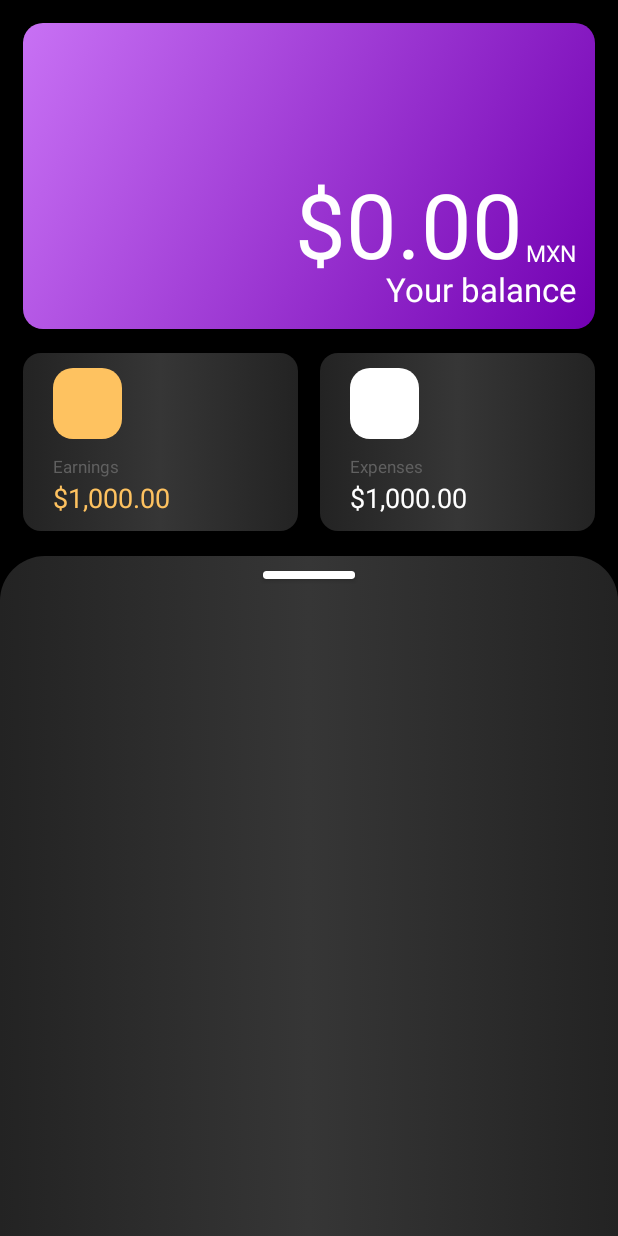
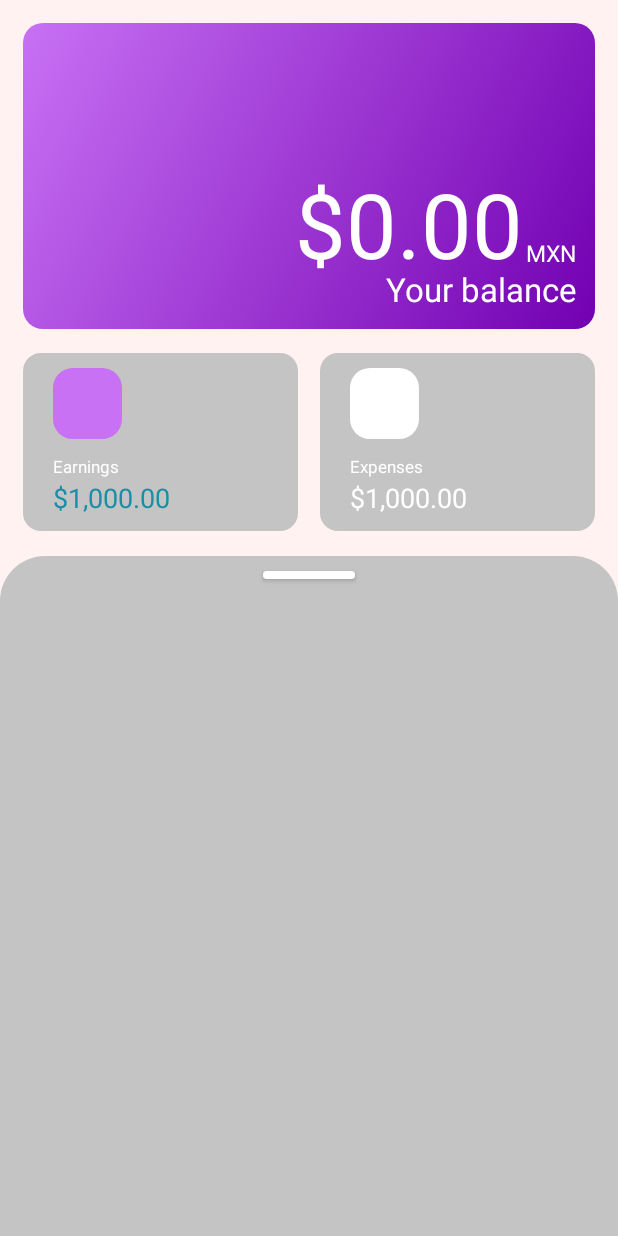
Before and after one commit to adriangrpz/Piggy, an Android app: the screen it shows after launch (MainActivity), on a phone screen of 412 x 824 dp. Run offline under Robolectric (Android 15) with nearby library versions, the phone set to English and light mode, and no system bars; libraries missing offline, so code that uses them is left out: io.realm, io.realm.kotlin, io.realm.log; 5 statements that could not run were skipped.

Commit message:
Deleting themes; disabling dark theme

```diff
--- a/app/src/main/AndroidManifest.xml
+++ b/app/src/main/AndroidManifest.xml
@@ -13,8 +13,7 @@
         android:theme="@style/Theme.Piggy">
         <activity
             android:name=".SplashActivity"
-            android:exported="true"
-            android:theme="@style/Theme.Design.NoActionBar">
+            android:exported="true">
 
             <intent-filter>
                 <action android:name="android.intent.action.MAIN" />
@@ -24,8 +23,7 @@
         </activity>
         <activity
             android:name=".MainActivity"
-            android:exported="true"
-            android:theme="@style/Theme.Design.NoActionBar">
+            android:exported="true">
         </activity>
     </application>
 
--- a/app/src/main/java/com/piggy/piggy/MainActivity.kt
+++ b/app/src/main/java/com/piggy/piggy/MainActivity.kt
@@ -3,6 +3,7 @@ package com.piggy.piggy
 import androidx.appcompat.app.AppCompatActivity
 import android.os.Bundle
 import android.util.Log
+import androidx.constraintlayout.widget.ConstraintLayout
 import androidx.recyclerview.widget.RecyclerView
 import io.realm.RealmChangeListener
 import io.realm.RealmResults
@@ -11,7 +12,6 @@ import io.realm.kotlin.where
 class MainActivity : AppCompatActivity() {
     override fun onCreate(savedInstanceState: Bundle?) {
         super.onCreate(savedInstanceState)
-        setTheme(R.style.DarkTheme)
         setContentView(R.layout.activity_main)
 
         Log.v(TAG(), "Fetching transactions")
--- a/app/src/main/java/com/piggy/piggy/PiggyApp.kt
+++ b/app/src/main/java/com/piggy/piggy/PiggyApp.kt
@@ -1,6 +1,7 @@
 package com.piggy.piggy
 
 import android.app.Application
+import androidx.appcompat.app.AppCompatDelegate
 import io.realm.Realm
 import io.realm.RealmConfiguration
 import io.realm.log.LogLevel
@@ -16,6 +17,7 @@ class PiggyApp : Application() {
 
     override fun onCreate() {
         super.onCreate()
+        AppCompatDelegate.setDefaultNightMode(AppCompatDelegate.MODE_NIGHT_NO);
 
         Realm.init(this)
         val realmName = "Piggy"
--- a/app/src/main/java/com/piggy/piggy/SplashActivity.kt
+++ b/app/src/main/java/com/piggy/piggy/SplashActivity.kt
@@ -11,7 +11,6 @@ class SplashActivity : AppCompatActivity() {
 
     override fun onCreate(savedInstanceState: Bundle?) {
         super.onCreate(savedInstanceState)
-        setTheme(R.style.DarkTheme)
         setContentView(R.layout.activity_splash)
         Handler().postDelayed({
             startActivity(Intent(this,MainActivity::class.java))
--- a/app/src/main/res/drawable/earnings_expenses_bg.xml
+++ b/app/src/main/res/drawable/earnings_expenses_bg.xml
@@ -2,11 +2,8 @@
 <selector xmlns:android="http://schemas.android.com/apk/res/android">
     <item>
         <shape android:shape="rectangle">
-            <!-- TODO: Fix android:angle-->
-            <gradient
-                android:startColor="#232323"
-                android:centerColor="#363636"
-                android:endColor="#232323"/>
+            <solid
+                android:color="#C4C4C4" />
             <corners android:radius="12dp" />
         </shape>
     </item>
--- a/app/src/main/res/drawable/earnings_icon_bg.xml
+++ b/app/src/main/res/drawable/earnings_icon_bg.xml
@@ -3,8 +3,7 @@
     <item>
         <shape android:shape="rectangle">
             <solid
-                android:color="?attr/accent"
-                />
+                android:color="#C871F4" />
             <corners android:radius="13dp" />
         </shape>
     </item>
--- a/app/src/main/res/drawable/expenses_icon_bg.xml
+++ b/app/src/main/res/drawable/expenses_icon_bg.xml
@@ -4,7 +4,7 @@
         <shape android:shape="rectangle">
             <!-- TODO: Fix android:angle-->
             <solid
-                android:color="?attr/white"
+                android:color="@color/white"
                 />
             <corners android:radius="13dp" />
         </shape>
--- a/app/src/main/res/drawable/main_rounded_list.xml
+++ b/app/src/main/res/drawable/main_rounded_list.xml
@@ -2,10 +2,8 @@
 <selector xmlns:android="http://schemas.android.com/apk/res/android">
 <item>
     <shape xmlns:android="http://schemas.android.com/apk/res/android">
-        <gradient
-            android:startColor="#232323"
-            android:centerColor="#363636"
-            android:endColor="#232323"/>
+        <solid
+            android:color="#C4C4C4" />
         <corners android:topLeftRadius="30dp" android:topRightRadius="30dp" />
     </shape>
 
--- a/app/src/main/res/layout/activity_main.xml
+++ b/app/src/main/res/layout/activity_main.xml
@@ -4,7 +4,7 @@
     xmlns:card_view="http://schemas.android.com/apk/res-auto"
     android:layout_width="match_parent"
     android:layout_height="match_parent"
-    android:background="?attr/bgColor">
+    android:background="#FFF2F1">
 
     <androidx.constraintlayout.widget.ConstraintLayout
         android:layout_width="match_parent"
@@ -32,7 +32,7 @@
                 android:layout_marginEnd="48dp"
                 android:layout_marginBottom="30dp"
                 android:text="$0.00"
-                android:textColor="?attr/white"
+                android:textColor="@color/white"
                 android:textSize="60sp"
                 card_view:layout_constraintBottom_toBottomOf="parent"
                 card_view:layout_constraintEnd_toEndOf="parent" />
@@ -43,7 +43,7 @@
                 android:layout_height="wrap_content"
                 android:layout_margin="12dp"
                 android:text="Your balance"
-                android:textColor="?attr/white"
+                android:textColor="@color/white"
                 android:textSize="22sp"
                 card_view:layout_constraintBottom_toBottomOf="parent"
                 card_view:layout_constraintEnd_toEndOf="parent" />
@@ -55,7 +55,7 @@
                 android:layout_marginEnd="12dp"
                 android:layout_marginBottom="40dp"
                 android:text="MXN"
-                android:textColor="?attr/white"
+                android:textColor="@color/white"
                 android:textSize="15sp"
                 card_view:layout_constraintBottom_toBottomOf="parent"
                 card_view:layout_constraintEnd_toEndOf="parent" />
@@ -83,6 +83,7 @@
                 >
 
                 <androidx.constraintlayout.widget.ConstraintLayout
+                    android:id="@+id/earnings_ic_bg"
                     android:layout_width="0dp"
                     card_view:layout_constraintWidth_percent=".25"
                     android:layout_height="0dp"
@@ -100,7 +101,7 @@
                     android:layout_marginStart="20dp"
                     android:layout_marginBottom="35dp"
                     android:text="Earnings"
-                    android:textColor="?attr/text_muted"
+                    android:textColor="@color/white"
                     android:textSize="11sp"
                     card_view:layout_constraintBottom_toBottomOf="parent"
                     card_view:layout_constraintStart_toStartOf="parent" />
@@ -112,7 +113,7 @@
                     android:layout_marginStart="20dp"
                     android:layout_marginBottom="10dp"
                     android:text="$1,000.00"
-                    android:textColor="?attr/accent"
+                    android:textColor="#188FA7"
                     android:textSize="18sp"
                     card_view:layout_constraintBottom_toBottomOf="parent"
                     card_view:layout_constraintStart_toStartOf="parent" />
@@ -146,7 +147,7 @@
                     android:layout_marginStart="20dp"
                     android:layout_marginBottom="35dp"
                     android:text="Expenses"
-                    android:textColor="?attr/text_muted"
+                    android:textColor="@color/white"
                     android:textSize="11sp"
                     card_view:layout_constraintBottom_toBottomOf="parent"
                     card_view:layout_constraintStart_toStartOf="parent" />
@@ -158,7 +159,7 @@
                     android:layout_marginStart="20dp"
                     android:layout_marginBottom="10dp"
                     android:text="$1,000.00"
-                    android:textColor="?attr/text_primary"
+                    android:textColor="@color/white"
                     android:textSize="18sp"
                     card_view:layout_constraintBottom_toBottomOf="parent"
                     card_view:layout_constraintStart_toStartOf="parent" />
@@ -194,7 +195,7 @@
             card_view:layout_constraintEnd_toEndOf="parent"
             card_view:layout_constraintStart_toStartOf="parent"
             card_view:layout_constraintTop_toTopOf="parent"
-            android:background="?attr/over_bg"
+            android:background="#C4C4C4"
             />
 
     </androidx.constraintlayout.widget.ConstraintLayout>
--- a/app/src/main/res/layout/activity_splash.xml
+++ b/app/src/main/res/layout/activity_splash.xml
@@ -4,7 +4,7 @@
     android:orientation="vertical"
     android:layout_width="match_parent"
     android:layout_height="match_parent"
-    android:background="?attr/bgColor">
+    android:background="@color/white">
 
     <!-- Don't worry about the id names I have named the id's with reference to the file name for consistency -->
 
@@ -23,7 +23,7 @@
         android:textSize="20sp"
         android:textStyle="bold"
         android:gravity="center"
-        android:textColor="?attr/text_primary"
+        android:textColor="@color/black"
         android:layout_below="@id/imageView"
         android:padding="30dp"/>
 
--- a/app/src/main/res/values-night/themes.xml
+++ b/app/src/main/res/values-night/themes.xml
@@ -1,6 +1,6 @@
 <resources xmlns:tools="http://schemas.android.com/tools">
     <!-- Base application theme. -->
-    <style name="Theme.Piggy" parent="Theme.MaterialComponents.DayNight.DarkActionBar">
+    <style name="Theme.Piggy" parent="Theme.AppCompat.Light.NoActionBar">
         <!-- Primary brand color. -->
         <item name="colorPrimary">@color/purple_200</item>
         <item name="colorPrimaryVariant">@color/purple_700</item>
@@ -12,5 +12,6 @@
         <!-- Status bar color. -->
         <item name="android:statusBarColor" tools:targetApi="l">?attr/colorPrimaryVariant</item>
         <!-- Customize your theme here. -->
+        <item name="android:forceDarkAllowed" tools:targetApi="q">false</item>
     </style>
 </resources>
--- a/app/src/main/res/values/themes.xml
+++ b/app/src/main/res/values/themes.xml
@@ -1,6 +1,6 @@
 <resources xmlns:tools="http://schemas.android.com/tools">
     <!-- Base application theme. -->
-    <style name="Theme.Piggy" parent="Theme.MaterialComponents.DayNight.DarkActionBar">
+    <style name="Theme.Piggy" parent="Theme.AppCompat.Light.NoActionBar">
         <!-- Primary brand color. -->
         <item name="colorPrimary">@color/purple_500</item>
         <item name="colorPrimaryVariant">@color/purple_700</item>
@@ -12,25 +12,6 @@
         <!-- Status bar color. -->
         <item name="android:statusBarColor" tools:targetApi="l">?attr/colorPrimaryVariant</item>
         <!-- Customize your theme here. -->
-    </style>
-
-    <style name="LightTheme" parent="Theme.AppCompat.Light.NoActionBar">
-        <item name="textColor">#000000</item>
-        <item name="bgColor">#ffffff</item>
-        <item name="text_primary">#000000</item>
-        <item name="text_muted">#606060</item>
-        <item name="accent">#FEC260</item>
-        <item name="white">#FFFFFF</item>
-        <item name="over_bg">#606060</item>
-    </style>
-
-    <style name="DarkTheme" parent="Theme.AppCompat.Light.NoActionBar">
-        <item name="textColor">#ffffff</item>
-        <item name="bgColor">#000000</item>
-        <item name="text_primary">#ffffff</item>
-        <item name="text_muted">#606060</item>
-        <item name="accent">#FEC260</item>
-        <item name="white">#FFFFFF</item>
-        <item name="over_bg">#FFFFFF</item>
+        <item name="android:forceDarkAllowed" tools:targetApi="q">false</item>
     </style>
 </resources>
```
Also changed, not shown: app/src/main/res/values/attrs.xml (deleted, +0 -10 lines).
